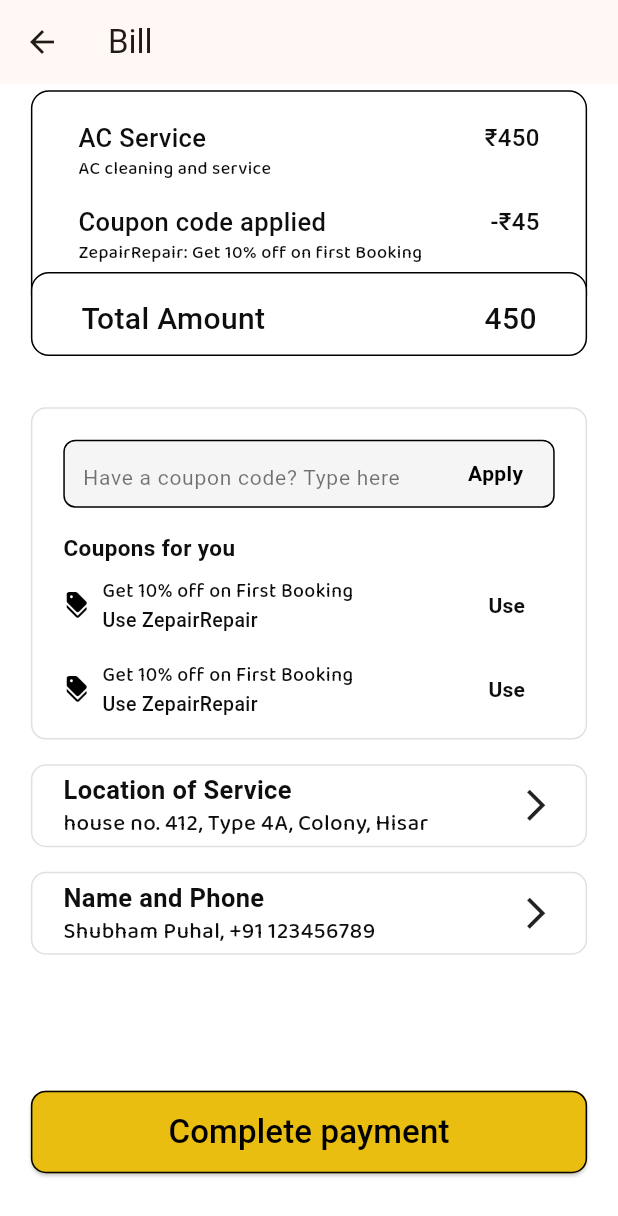
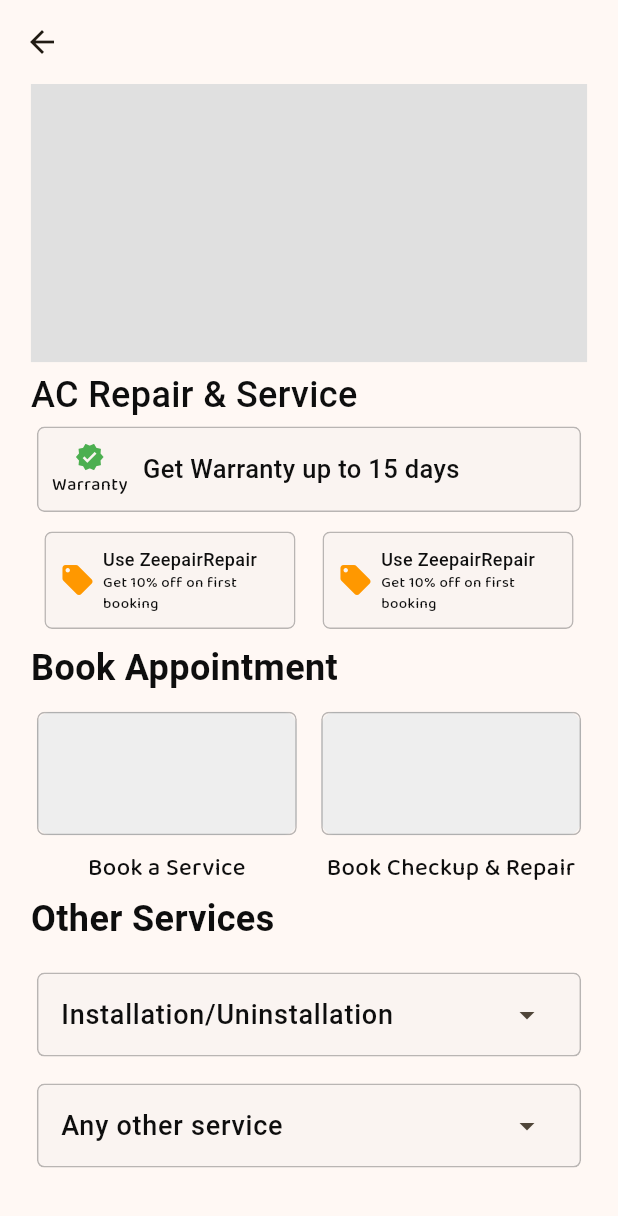
Before and after one commit to YesShubham01/zepair, a Flutter app: the screen it shows after launch, on a phone screen of 412 x 824 dp. Shown: the top 1216 px of the screen. Run offline on Flutter 3.47's test engine with Material 3 defaults, Android fonts, the phone set to English and light mode, and no system bars; our stand-ins replace gap, lottie, pinput; missing offline and left inert: disclosure; Roboto replaces fonts that are missing (SF-Pro).

Commit message:
ac repair and service

```diff
--- a/lib/main.dart
+++ b/lib/main.dart
@@ -1,4 +1,5 @@
 import 'package:flutter/material.dart';
+import 'package:zepair/modules/AC%20repair/ac_repair.dart';
 import 'package:zepair/modules/Splash%20Page/splash_page.dart';
 import 'package:zepair/modules/bill%20page/bill_page.dart';
 import 'package:zepair/utils/constants/colors.dart';
@@ -23,7 +24,7 @@ class ZepairApp extends StatelessWidget {
       debugShowCheckedModeBanner: false,
 
       // call here the page you are working on.
-      home:  BillScreen(),
+      home:  ACServicePage(),
     );
   }
 }
--- /dev/null
+++ b/lib/modules/AC repair/ac_repair.dart
@@ -0,0 +1,47 @@
+import 'package:flutter/material.dart';
+import 'package:zepair/utils/custom%20widgets/custom_appbar.dart';
+import '../../utils/custom widgets/custom_outline_card_widget.dart';
+import '../../utils/custom widgets/custom_text.dart';
+import 'support widget/appointement.dart';
+import 'support widget/coupon.dart';
+import 'support widget/other section.dart';
+import 'support widget/top section.dart';
+import 'support widget/warranty.dart';
+
+class ACServicePage extends StatelessWidget {
+  const ACServicePage({super.key});
+
+  @override
+  Widget build(BuildContext context) {
+    double h = MediaQuery.of(context).size.height;
+    double w = MediaQuery.of(context).size.width;
+
+    return Scaffold(
+      appBar: AppBar(
+        title: const Text(''),
+        leading: const Icon(Icons.arrow_back),
+      ),
+      body: SingleChildScrollView(
+        child: Padding(
+          padding: EdgeInsets.symmetric(horizontal: w * 0.05),
+          child: Column(
+            crossAxisAlignment: CrossAxisAlignment.start,
+            children: [
+              TopImagePlaceholder(height: h * 0.225, width: w * 0.93),
+              SizedBox(height: h * 0.006),
+              CustomText(text: "AC Repair & Service",size: 24,fontFamily: FontType.sfPro,),
+
+              const WarrantySection(),
+              SizedBox(height: h * 0.006),
+              const CouponSection(),
+              SizedBox(height: h * 0.006),
+              const AppointmentSection(),
+              SizedBox(height: h * 0.006),
+              const OtherServicesSection(),
+            ],
+          ),
+        ),
+      ),
+    );
+  }
+}
--- /dev/null
+++ b/lib/modules/AC repair/support widget/appointement.dart
@@ -0,0 +1,77 @@
+import 'package:flutter/material.dart';
+import 'package:zepair/utils/custom%20widgets/custom_text.dart';
+
+import '../../../utils/custom widgets/custom_outline_card_widget.dart';
+
+class AppointmentSection extends StatelessWidget {
+  const AppointmentSection({super.key});
+
+  @override
+  Widget build(BuildContext context) {
+    double h = MediaQuery.of(context).size.height;
+    double w = MediaQuery.of(context).size.width;
+
+    return Column(
+      crossAxisAlignment: CrossAxisAlignment.start,
+      children: [
+        const CustomText(text:
+          "Book Appointment",
+          size: 24, weight: FontWeight.bold,fontFamily:FontType.sfPro),
+
+        SizedBox(height: h * 0.01),
+        Row(
+          children: [
+            Expanded(
+              child: Column(
+                children: [
+                  CustomCardWidget(
+                    child: Container(
+                      height: h * 0.10,
+                      width: w * 0.43,
+                      decoration: BoxDecoration(
+                        color: Colors.grey[200],
+                        borderRadius: BorderRadius.circular(10),
+                      ),
+                    ),
+                  ),
+                  SizedBox(height: h * 0.008),
+                  const CustomText(text:
+                    "Book a Service",
+                    size: 16, fontFamily: FontType.balooBhai2,
+                    alignment: TextAlign.center,
+                  ),
+                ],
+              ),
+            ),
+            SizedBox(width: w * 0.02),
+            Expanded(
+              child: Column(
+                children: [
+                  CustomCardWidget(
+                    child: Container(
+                      height: h * 0.10,
+                      width: w * 0.43,
+                      decoration: BoxDecoration(
+                        color: Colors.grey[200],
+                        borderRadius: BorderRadius.circular(10),
+                      ),
+                    ),
+                  ),
+                  SizedBox(height: h * 0.008),
+                  const CustomText(text:
+                    "Book Checkup & Repair",size: 16,
+                    fontFamily: FontType.balooBhai2,
+                    alignment: TextAlign.center,
+
+
+
+                  ),
+                ],
+              ),
+            ),
+          ],
+        ),
+      ],
+    );
+  }
+}
--- /dev/null
+++ b/lib/modules/AC repair/support widget/coupon.dart
@@ -0,0 +1,39 @@
+import 'package:flutter/material.dart';
+
+import '../../../utils/custom widgets/custom_outline_card_widget.dart';
+import '../../../utils/custom widgets/custom_text.dart';
+
+class CouponSection extends StatelessWidget {
+  const CouponSection({super.key});
+
+  @override
+  Widget build(BuildContext context) {
+    return Row(
+      children: List.generate(2, (index) => Expanded(
+        child: Padding(
+          padding: const EdgeInsets.symmetric(horizontal: 5.0),
+          child: CustomCardWidget(
+            child: Padding(
+              padding: const EdgeInsets.all(10.0),
+              child: Row(
+                children: [
+                  const Icon(Icons.local_offer, color: Colors.orange, size: 24),
+                  const SizedBox(width: 5),
+                  Expanded(
+                    child: Column(
+                      crossAxisAlignment: CrossAxisAlignment.start,
+                      children: const [
+                        CustomText(text: "Use ZeepairRepair", size: 12, fontFamily: FontType.sfPro),
+                        CustomText(text: "Get 10% off on first booking", size: 10, fontFamily: FontType.balooBhai2),
+                      ],
+                    ),
+                  ),
+                ],
+              ),
+            ),
+          ),
+        ),
+      )),
+    );
+  }
+}
--- /dev/null
+++ b/lib/modules/AC repair/support widget/other section.dart
@@ -0,0 +1,38 @@
+import 'package:flutter/material.dart';
+
+import '../../../utils/custom widgets/custom_outline_card_widget.dart';
+import '../../../utils/custom widgets/custom_text.dart';
+
+
+class OtherServicesSection extends StatelessWidget {
+  const OtherServicesSection({super.key});
+
+  @override
+  Widget build(BuildContext context) {
+    return Column(
+      crossAxisAlignment: CrossAxisAlignment.start,
+      children: [
+        const CustomText(
+          text: "Other Services",
+          fontFamily: FontType.sfPro,
+          size: 24,
+          weight: FontWeight.bold,
+        ),
+        const SizedBox(height: 15),
+        CustomCardWidget(
+          child: ListTile(
+            title: const CustomText(text: "Installation/Uninstallation", fontFamily: FontType.sfPro, size: 18),
+            trailing: const Icon(Icons.arrow_drop_down),
+          ),
+        ),
+        const SizedBox(height: 10),
+        CustomCardWidget(
+          child: ListTile(
+            title: const CustomText(text: "Any other service", fontFamily: FontType.sfPro, size: 18),
+            trailing: const Icon(Icons.arrow_drop_down),
+          ),
+        ),
+      ],
+    );
+  }
+}
--- /dev/null
+++ b/lib/modules/AC repair/support widget/top section.dart
@@ -0,0 +1,17 @@
+import 'package:flutter/material.dart';
+
+class TopImagePlaceholder extends StatelessWidget {
+  final double height;
+  final double width;
+  const TopImagePlaceholder({required this.height, required this.width, super.key});
+
+  @override
+  Widget build(BuildContext context) {
+    return Container(
+      height: height,
+      width: width,
+      color: Colors.grey[300], // Placeholder color
+      child: const Center(child: Text("")),
+    );
+  }
+}
--- /dev/null
+++ b/lib/modules/AC repair/support widget/warranty.dart
@@ -0,0 +1,29 @@
+import 'package:flutter/material.dart';
+
+import '../../../utils/custom widgets/custom_outline_card_widget.dart';
+import '../../../utils/custom widgets/custom_text.dart';
+
+class WarrantySection extends StatelessWidget {
+  const WarrantySection({super.key});
+
+  @override
+  Widget build(BuildContext context) {
+    return CustomCardWidget(
+      child: Padding(
+        padding: const EdgeInsets.all(10.0),
+        child: Row(
+          children: [
+            Column(
+              children: [
+                const Icon(Icons.verified, color: Colors.green, size: 20),
+                CustomText(text: "Warranty", size: 12, fontFamily: FontType.balooBhai2),
+              ],
+            ),
+            const SizedBox(width: 10),
+            const CustomText(text: "Get Warranty up to 15 days", size: 17),
+          ],
+        ),
+      ),
+    );
+  }
+}
```
Also changed, not shown: assets/images/ac.png (added), assets/images/checkup.png (added), assets/images/service.png (added).
